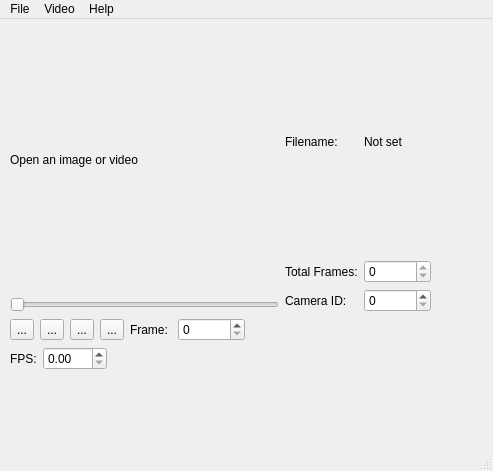
This is src/dev/mainwindow/imageviewform.ui in SyllogismRXS/opencv-workbench as Qt 5 draws it before an edit. The edited form follows.
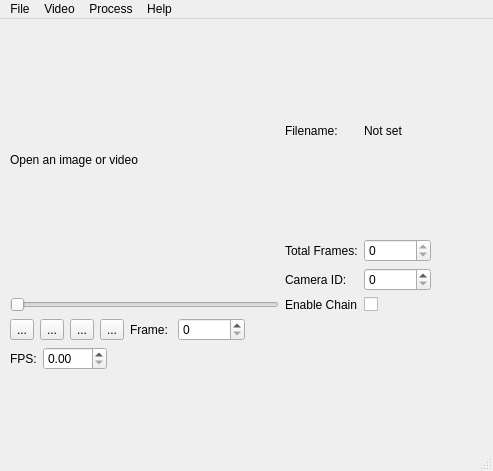
This is the edited form. Icons and pictures are not drawn.

Patch:
```diff
--- a/src/dev/mainwindow/imageviewform.ui
+++ b/src/dev/mainwindow/imageviewform.ui
@@ -93,6 +93,20 @@
          <item row="2" column="1">
           <widget class="QSpinBox" name="cam_id_spinbox"/>
          </item>
+         <item row="3" column="0">
+          <widget class="QLabel" name="label_6">
+           <property name="text">
+            <string>Enable Chain</string>
+           </property>
+          </widget>
+         </item>
+         <item row="3" column="1">
+          <widget class="QCheckBox" name="enable_chain_checkbox">
+           <property name="text">
+            <string/>
+           </property>
+          </widget>
+         </item>
         </layout>
        </item>
       </layout>
@@ -264,8 +278,15 @@
     <addaction name="actionCut"/>
     <addaction name="actionRecord"/>
    </widget>
+   <widget class="QMenu" name="menuProcess">
+    <property name="title">
+     <string>Process</string>
+    </property>
+    <addaction name="actionFace_Detect"/>
+   </widget>
    <addaction name="menuFile"/>
    <addaction name="menuVideo"/>
+   <addaction name="menuProcess"/>
    <addaction name="menuHelp"/>
   </widget>
   <widget class="QStatusBar" name="statusbar"/>
```
Left out of the diff: 11 changed lines with no effect on the pictures.
